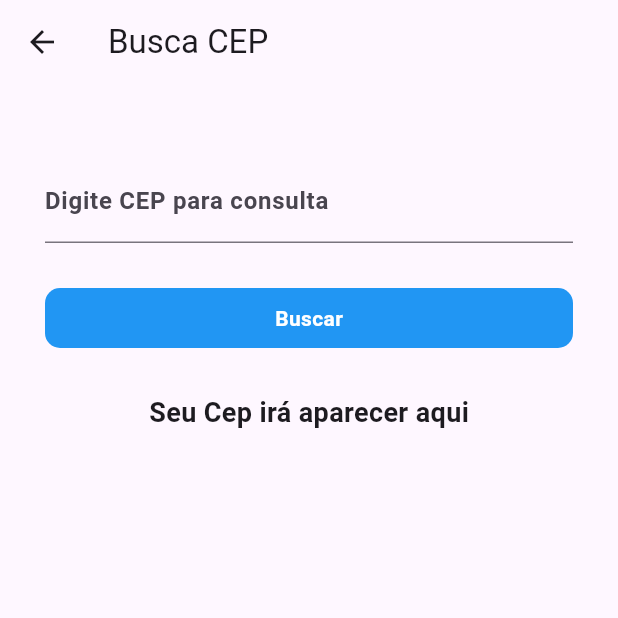
After one commit to renanclemonini/flutter_senai_dio, a Flutter app: the BuscaCepPage screen opened directly, on a phone screen of 412 x 824 dp, the top half of it. The commit adds this screen. Run offline on Flutter 3.47's test engine with Material 3 defaults, Android fonts, the phone set to English and light mode, and no system bars; our stand-ins replace dio.

Commit message:
implementando consulta de cep

```diff
--- /dev/null
+++ b/lib/pages/busca_cep.dart
@@ -0,0 +1,91 @@
+import 'package:flutter/material.dart';
+import 'package:projeto_flutter/controller/home_controller.dart';
+
+class BuscaCepPage extends StatefulWidget {
+  const BuscaCepPage({super.key});
+
+  @override
+  State<BuscaCepPage> createState() => _BuscaCepPageState();
+}
+
+final TextEditingController _cepController = TextEditingController();
+final HomeController homeController = HomeController();
+
+class _BuscaCepPageState extends State<BuscaCepPage> {
+  bool carregando = true;
+
+  String resultado = "Seu Cep irá aparecer aqui";
+
+  void buscaCep() {}
+
+  @override
+  void initState() {
+    homeController.addListener(() {
+      setState(() {});
+    });
+    super.initState();
+  }
+
+  @override
+  Widget build(BuildContext context) {
+    return Scaffold(
+      appBar: AppBar(
+        title: const Text("Busca CEP"),
+      ),
+      body: Center(
+        child: Container(
+          margin: const EdgeInsets.symmetric(horizontal: 30),
+          child: Column(
+            children: <Widget>[
+              const SizedBox(
+                height: 50,
+              ),
+              TextField(
+                keyboardType: TextInputType.number,
+                decoration: const InputDecoration(
+                  labelText: "Digite CEP para consulta",
+                  labelStyle: TextStyle(fontWeight: FontWeight.bold),
+                ),
+                controller: _cepController,
+                textAlign: TextAlign.center,
+              ),
+              const SizedBox(
+                height: 30,
+              ),
+              InkWell(
+                onTap: buscaCep,
+                child: Container(
+                  decoration: BoxDecoration(
+                      color: Colors.blue,
+                      borderRadius: BorderRadius.circular(10)),
+                  padding: const EdgeInsets.all(10.0),
+                  child: const Row(
+                    mainAxisAlignment: MainAxisAlignment.center,
+                    children: [
+                      Text(
+                        "Buscar",
+                        style: TextStyle(
+                            color: Colors.white, fontWeight: FontWeight.bold),
+                        textAlign: TextAlign.center,
+                      ),
+                    ],
+                  ),
+                ),
+              ),
+              Container(
+                margin: const EdgeInsets.symmetric(vertical: 30),
+                child: Text(
+                  resultado,
+                  style: const TextStyle(
+                    fontWeight: FontWeight.w600,
+                    fontSize: 18,
+                  ),
+                ),
+              ),
+            ],
+          ),
+        ),
+      ),
+    );
+  }
+}
--- /dev/null
+++ b/lib/repositories/busca_cep_repository.dart
@@ -0,0 +1,3 @@
+class BuscaCep {
+  static String urlBase(String cep) => "https://viacep.com.br/ws/$cep/json/";
+}
--- a/pubspec.yaml
+++ b/pubspec.yaml
@@ -38,6 +38,7 @@ dependencies:
   # The following adds the Cupertino Icons font to your application.
   # Use with the CupertinoIcons class for iOS style icons.
   cupertino_icons: ^1.0.2
+  dio: ^4.0.6
 
 dev_dependencies:
   flutter_test:
```
Also changed, not shown: lib/controller/home_controller.dart (added, +26 -0 lines), lib/model/endereco_model.dart (added, +38 -0 lines), lib/service/api_service.dart (added, +20 -0 lines), lib/shared/widgets/custom_drawer_senai.dart (+24 -0 lines), pubspec.lock.
